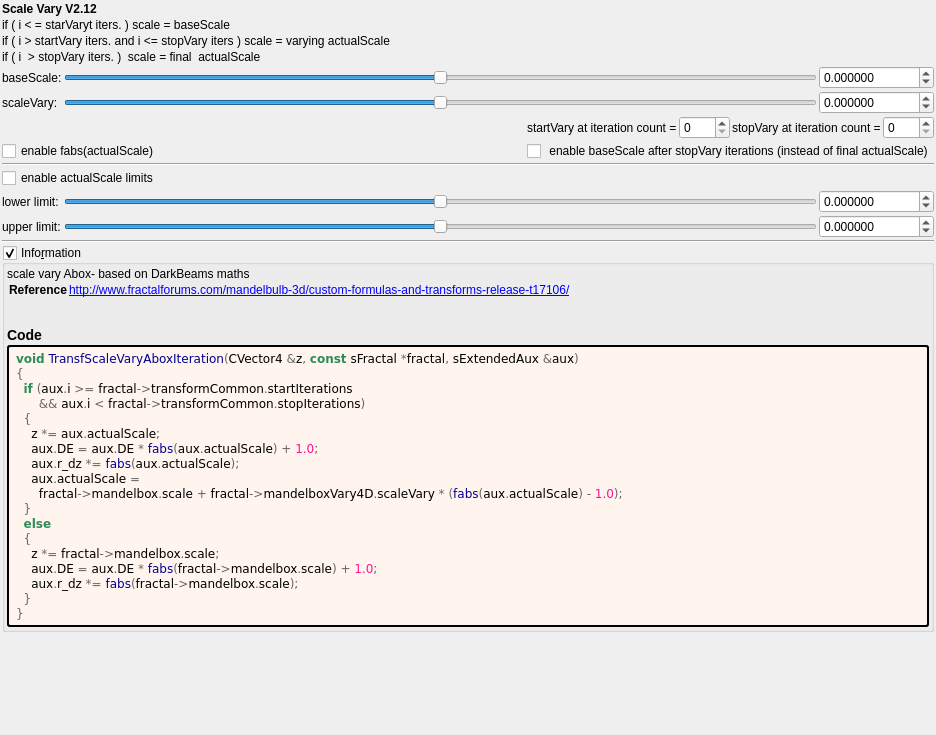
The window that mandelbulber2/formula/ui/fractal_transf_scale_vary_v212.ui (buddhi1980/mandelbulber2) describes before a commit, drawn with Qt 5.
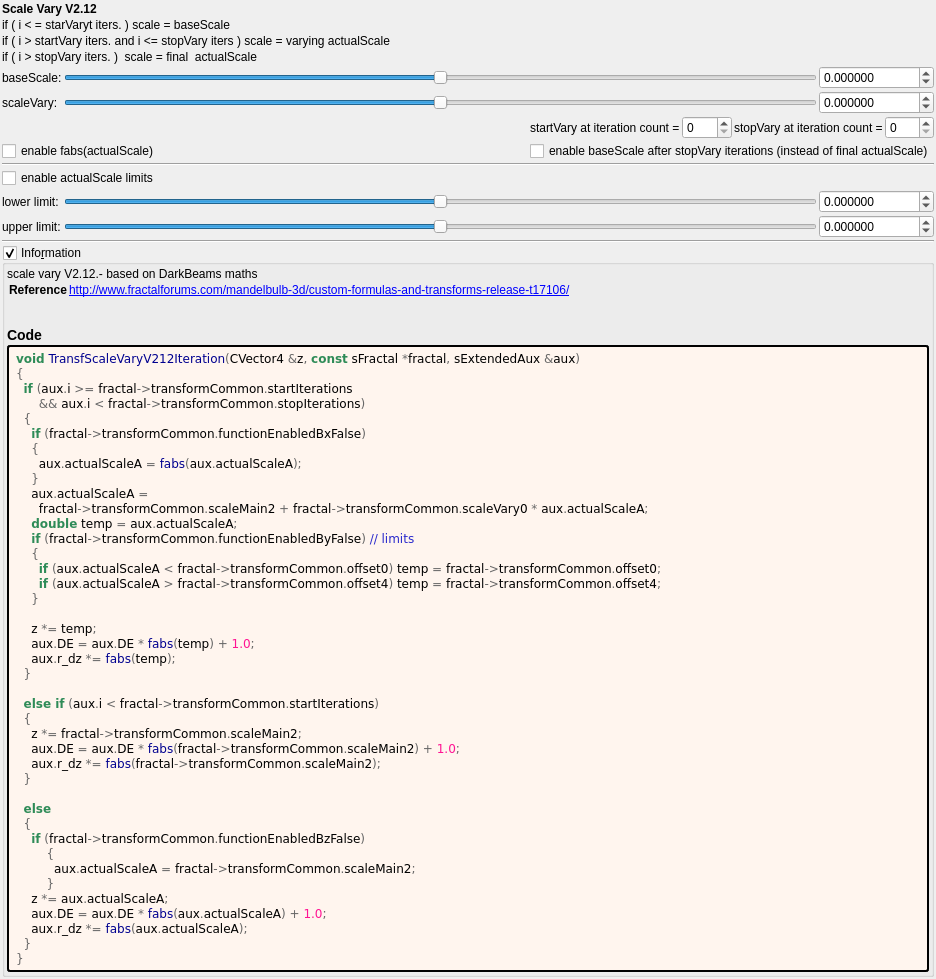
The same window after the commit. Custom widgets are drawn as their Qt base class.

```diff
--- a/mandelbulber2/formula/ui/fractal_transf_scale_vary_v212.ui
+++ b/mandelbulber2/formula/ui/fractal_transf_scale_vary_v212.ui
@@ -192,7 +192,7 @@
          <item row="2" column="2" colspan="4">
           <widget class="QCheckBox" name="checkBox_transf_function_enabledBz_false">
            <property name="text">
-            <string> enable baseScale after stopVary iterations (instead of final actualScale)</string>
+            <string>enable baseScale after stopVary iterations (instead of final actualScale)</string>
            </property>
           </widget>
          </item>
@@ -393,7 +393,7 @@
      <item row="3" column="0" colspan="3">
       <widget class="QLabel" name="label_157">
        <property name="text">
-        <string>if ( i  &gt; stopVary iters. )  scale = final  actualScale</string>
+        <string>if ( i &gt; stopVary iters. )  scale = final  actualScale</string>
        </property>
       </widget>
      </item>
@@ -442,7 +442,7 @@
       <item>
        <widget class="QLabel" name="label_information_general">
         <property name="text">
-         <string notr="true">&lt;p&gt;scale vary Abox- based on DarkBeams maths&lt;/p&gt;&lt;table&gt;
+		 <string notr="true">&lt;p&gt;scale vary V2.12.- based on DarkBeams maths&lt;/p&gt;&lt;table&gt;
 &lt;tr&gt;&lt;th&gt;Reference&lt;/th&gt;&lt;td&gt;&lt;a href=&quot;http://www.fractalforums.com/mandelbulb-3d/custom-formulas-and-transforms-release-t17106/&quot;&gt;http://www.fractalforums.com/mandelbulb-3d/custom-formulas-and-transforms-release-t17106/&lt;br&gt;
 &lt;/td&gt;&lt;/tr&gt;
 &lt;/table&gt;
@@ -466,22 +466,45 @@
         </property>
         <property name="text">
          <string notr="true">&lt;body style=&quot;background-color:#fff5ee&quot;&gt;
-&lt;pre style=&quot;color:#000000; background-color:#fff5ee;  font-family:'Courier New',monospace;&quot;&gt;&lt;span style=&quot;color:#2e8b57; font-weight:bold&quot;&gt;void&lt;/span&gt; &lt;span style=&quot;color:#00008f&quot;&gt;TransfScaleVaryAboxIteration&lt;/span&gt;&lt;span style=&quot;color:#676767&quot;&gt;(&lt;/span&gt;CVector4 &lt;span style=&quot;color:#676767&quot;&gt;&amp;amp;&lt;/span&gt;z&lt;span style=&quot;color:#676767&quot;&gt;,&lt;/span&gt; &lt;span style=&quot;color:#2e8b57; font-weight:bold&quot;&gt;const&lt;/span&gt; sFractal &lt;span style=&quot;color:#676767&quot;&gt;*&lt;/span&gt;fractal&lt;span style=&quot;color:#676767&quot;&gt;,&lt;/span&gt; sExtendedAux &lt;span style=&quot;color:#676767&quot;&gt;&amp;amp;&lt;/span&gt;aux&lt;span style=&quot;color:#676767&quot;&gt;)&lt;/span&gt;
+&lt;pre style=&quot;color:#000000; background-color:#fff5ee;  font-family:'Courier New',monospace;&quot;&gt;&lt;span style=&quot;color:#2e8b57; font-weight:bold&quot;&gt;void&lt;/span&gt; &lt;span style=&quot;color:#00008f&quot;&gt;TransfScaleVaryV212Iteration&lt;/span&gt;&lt;span style=&quot;color:#676767&quot;&gt;(&lt;/span&gt;CVector4 &lt;span style=&quot;color:#676767&quot;&gt;&amp;amp;&lt;/span&gt;z&lt;span style=&quot;color:#676767&quot;&gt;,&lt;/span&gt; &lt;span style=&quot;color:#2e8b57; font-weight:bold&quot;&gt;const&lt;/span&gt; sFractal &lt;span style=&quot;color:#676767&quot;&gt;*&lt;/span&gt;fractal&lt;span style=&quot;color:#676767&quot;&gt;,&lt;/span&gt; sExtendedAux &lt;span style=&quot;color:#676767&quot;&gt;&amp;amp;&lt;/span&gt;aux&lt;span style=&quot;color:#676767&quot;&gt;)&lt;/span&gt;
 &lt;span style=&quot;color:#676767&quot;&gt;{&lt;/span&gt;
   &lt;span style=&quot;color:#2e8b57; font-weight:bold&quot;&gt;if&lt;/span&gt; &lt;span style=&quot;color:#676767&quot;&gt;(&lt;/span&gt;aux&lt;span style=&quot;color:#676767&quot;&gt;.&lt;/span&gt;i &lt;span style=&quot;color:#676767&quot;&gt;&amp;gt;=&lt;/span&gt; fractal&lt;span style=&quot;color:#676767&quot;&gt;-&amp;gt;&lt;/span&gt;transformCommon&lt;span style=&quot;color:#676767&quot;&gt;.&lt;/span&gt;startIterations
       &lt;span style=&quot;color:#676767&quot;&gt;&amp;amp;&amp;amp;&lt;/span&gt; aux&lt;span style=&quot;color:#676767&quot;&gt;.&lt;/span&gt;i &lt;span style=&quot;color:#676767&quot;&gt;&amp;lt;&lt;/span&gt; fractal&lt;span style=&quot;color:#676767&quot;&gt;-&amp;gt;&lt;/span&gt;transformCommon&lt;span style=&quot;color:#676767&quot;&gt;.&lt;/span&gt;stopIterations&lt;span style=&quot;color:#676767&quot;&gt;)&lt;/span&gt;
   &lt;span style=&quot;color:#676767&quot;&gt;{&lt;/span&gt;
-    z &lt;span style=&quot;color:#676767&quot;&gt;*=&lt;/span&gt; aux&lt;span style=&quot;color:#676767&quot;&gt;.&lt;/span&gt;actualScale&lt;span style=&quot;color:#676767&quot;&gt;;&lt;/span&gt;
-    aux&lt;span style=&quot;color:#676767&quot;&gt;.&lt;/span&gt;DE &lt;span style=&quot;color:#676767&quot;&gt;=&lt;/span&gt; aux&lt;span style=&quot;color:#676767&quot;&gt;.&lt;/span&gt;DE &lt;span style=&quot;color:#676767&quot;&gt;*&lt;/span&gt; &lt;span style=&quot;color:#00008f&quot;&gt;fabs&lt;/span&gt;&lt;span style=&quot;color:#676767&quot;&gt;(&lt;/span&gt;aux&lt;span style=&quot;color:#676767&quot;&gt;.&lt;/span&gt;actualScale&lt;span style=&quot;color:#676767&quot;&gt;) +&lt;/span&gt; &lt;span style=&quot;color:#ff1493&quot;&gt;1.0&lt;/span&gt;&lt;span style=&quot;color:#676767&quot;&gt;;&lt;/span&gt;
-    aux&lt;span style=&quot;color:#676767&quot;&gt;.&lt;/span&gt;r_dz &lt;span style=&quot;color:#676767&quot;&gt;*=&lt;/span&gt; &lt;span style=&quot;color:#00008f&quot;&gt;fabs&lt;/span&gt;&lt;span style=&quot;color:#676767&quot;&gt;(&lt;/span&gt;aux&lt;span style=&quot;color:#676767&quot;&gt;.&lt;/span&gt;actualScale&lt;span style=&quot;color:#676767&quot;&gt;);&lt;/span&gt;
-    aux&lt;span style=&quot;color:#676767&quot;&gt;.&lt;/span&gt;actualScale &lt;span style=&quot;color:#676767&quot;&gt;=&lt;/span&gt;
-      fractal&lt;span style=&quot;color:#676767&quot;&gt;-&amp;gt;&lt;/span&gt;mandelbox&lt;span style=&quot;color:#676767&quot;&gt;.&lt;/span&gt;scale &lt;span style=&quot;color:#676767&quot;&gt;+&lt;/span&gt; fractal&lt;span style=&quot;color:#676767&quot;&gt;-&amp;gt;&lt;/span&gt;mandelboxVary4D&lt;span style=&quot;color:#676767&quot;&gt;.&lt;/span&gt;scaleVary &lt;span style=&quot;color:#676767&quot;&gt;* (&lt;/span&gt;&lt;span style=&quot;color:#00008f&quot;&gt;fabs&lt;/span&gt;&lt;span style=&quot;color:#676767&quot;&gt;(&lt;/span&gt;aux&lt;span style=&quot;color:#676767&quot;&gt;.&lt;/span&gt;actualScale&lt;span style=&quot;color:#676767&quot;&gt;) -&lt;/span&gt; &lt;span style=&quot;color:#ff1493&quot;&gt;1.0&lt;/span&gt;&lt;span style=&quot;color:#676767&quot;&gt;);&lt;/span&gt;
+    &lt;span style=&quot;color:#2e8b57; font-weight:bold&quot;&gt;if&lt;/span&gt; &lt;span style=&quot;color:#676767&quot;&gt;(&lt;/span&gt;fractal&lt;span style=&quot;color:#676767&quot;&gt;-&amp;gt;&lt;/span&gt;transformCommon&lt;span style=&quot;color:#676767&quot;&gt;.&lt;/span&gt;functionEnabledBxFalse&lt;span style=&quot;color:#676767&quot;&gt;)&lt;/span&gt;
+    &lt;span style=&quot;color:#676767&quot;&gt;{&lt;/span&gt;
+      aux&lt;span style=&quot;color:#676767&quot;&gt;.&lt;/span&gt;actualScaleA &lt;span style=&quot;color:#676767&quot;&gt;=&lt;/span&gt; &lt;span style=&quot;color:#00008f&quot;&gt;fabs&lt;/span&gt;&lt;span style=&quot;color:#676767&quot;&gt;(&lt;/span&gt;aux&lt;span style=&quot;color:#676767&quot;&gt;.&lt;/span&gt;actualScaleA&lt;span style=&quot;color:#676767&quot;&gt;);&lt;/span&gt;
+    &lt;span style=&quot;color:#676767&quot;&gt;}&lt;/span&gt;
+    aux&lt;span style=&quot;color:#676767&quot;&gt;.&lt;/span&gt;actualScaleA &lt;span style=&quot;color:#676767&quot;&gt;=&lt;/span&gt;
+      fractal&lt;span style=&quot;color:#676767&quot;&gt;-&amp;gt;&lt;/span&gt;transformCommon&lt;span style=&quot;color:#676767&quot;&gt;.&lt;/span&gt;scaleMain2 &lt;span style=&quot;color:#676767&quot;&gt;+&lt;/span&gt; fractal&lt;span style=&quot;color:#676767&quot;&gt;-&amp;gt;&lt;/span&gt;transformCommon&lt;span style=&quot;color:#676767&quot;&gt;.&lt;/span&gt;scaleVary0 &lt;span style=&quot;color:#676767&quot;&gt;*&lt;/span&gt; aux&lt;span style=&quot;color:#676767&quot;&gt;.&lt;/span&gt;actualScaleA&lt;span style=&quot;color:#676767&quot;&gt;;&lt;/span&gt;
+    &lt;span style=&quot;color:#2e8b57; font-weight:bold&quot;&gt;double&lt;/span&gt; temp &lt;span style=&quot;color:#676767&quot;&gt;=&lt;/span&gt; aux&lt;span style=&quot;color:#676767&quot;&gt;.&lt;/span&gt;actualScaleA&lt;span style=&quot;color:#676767&quot;&gt;;&lt;/span&gt;
+    &lt;span style=&quot;color:#2e8b57; font-weight:bold&quot;&gt;if&lt;/span&gt; &lt;span style=&quot;color:#676767&quot;&gt;(&lt;/span&gt;fractal&lt;span style=&quot;color:#676767&quot;&gt;-&amp;gt;&lt;/span&gt;transformCommon&lt;span style=&quot;color:#676767&quot;&gt;.&lt;/span&gt;functionEnabledByFalse&lt;span style=&quot;color:#676767&quot;&gt;)&lt;/span&gt; &lt;span style=&quot;color:#2929cc&quot;&gt;// limits&lt;/span&gt;
+    &lt;span style=&quot;color:#676767&quot;&gt;{&lt;/span&gt;
+      &lt;span style=&quot;color:#2e8b57; font-weight:bold&quot;&gt;if&lt;/span&gt; &lt;span style=&quot;color:#676767&quot;&gt;(&lt;/span&gt;aux&lt;span style=&quot;color:#676767&quot;&gt;.&lt;/span&gt;actualScaleA &lt;span style=&quot;color:#676767&quot;&gt;&amp;lt;&lt;/span&gt; fractal&lt;span style=&quot;color:#676767&quot;&gt;-&amp;gt;&lt;/span&gt;transformCommon&lt;span style=&quot;color:#676767&quot;&gt;.&lt;/span&gt;offset0&lt;span style=&quot;color:#676767&quot;&gt;)&lt;/span&gt; temp &lt;span style=&quot;color:#676767&quot;&gt;=&lt;/span&gt; fractal&lt;span style=&quot;color:#676767&quot;&gt;-&amp;gt;&lt;/span&gt;transformCommon&lt;span style=&quot;color:#676767&quot;&gt;.&lt;/span&gt;offset0&lt;span style=&quot;color:#676767&quot;&gt;;&lt;/span&gt;
+      &lt;span style=&quot;color:#2e8b57; font-weight:bold&quot;&gt;if&lt;/span&gt; &lt;span style=&quot;color:#676767&quot;&gt;(&lt;/span&gt;aux&lt;span style=&quot;color:#676767&quot;&gt;.&lt;/span&gt;actualScaleA &lt;span style=&quot;color:#676767&quot;&gt;&amp;gt;&lt;/span&gt; fractal&lt;span style=&quot;color:#676767&quot;&gt;-&amp;gt;&lt;/span&gt;transformCommon&lt;span style=&quot;color:#676767&quot;&gt;.&lt;/span&gt;offset4&lt;span style=&quot;color:#676767&quot;&gt;)&lt;/span&gt; temp &lt;span style=&quot;color:#676767&quot;&gt;=&lt;/span&gt; fractal&lt;span style=&quot;color:#676767&quot;&gt;-&amp;gt;&lt;/span&gt;transformCommon&lt;span style=&quot;color:#676767&quot;&gt;.&lt;/span&gt;offset4&lt;span style=&quot;color:#676767&quot;&gt;;&lt;/span&gt;
+    &lt;span style=&quot;color:#676767&quot;&gt;}&lt;/span&gt;
+
+    z &lt;span style=&quot;color:#676767&quot;&gt;*=&lt;/span&gt; temp&lt;span style=&quot;color:#676767&quot;&gt;;&lt;/span&gt;
+    aux&lt;span style=&quot;color:#676767&quot;&gt;.&lt;/span&gt;DE &lt;span style=&quot;color:#676767&quot;&gt;=&lt;/span&gt; aux&lt;span style=&quot;color:#676767&quot;&gt;.&lt;/span&gt;DE &lt;span style=&quot;color:#676767&quot;&gt;*&lt;/span&gt; &lt;span style=&quot;color:#00008f&quot;&gt;fabs&lt;/span&gt;&lt;span style=&quot;color:#676767&quot;&gt;(&lt;/span&gt;temp&lt;span style=&quot;color:#676767&quot;&gt;) +&lt;/span&gt; &lt;span style=&quot;color:#ff1493&quot;&gt;1.0&lt;/span&gt;&lt;span style=&quot;color:#676767&quot;&gt;;&lt;/span&gt;
+    aux&lt;span style=&quot;color:#676767&quot;&gt;.&lt;/span&gt;r_dz &lt;span style=&quot;color:#676767&quot;&gt;*=&lt;/span&gt; &lt;span style=&quot;color:#00008f&quot;&gt;fabs&lt;/span&gt;&lt;span style=&quot;color:#676767&quot;&gt;(&lt;/span&gt;temp&lt;span style=&quot;color:#676767&quot;&gt;);&lt;/span&gt;
   &lt;span style=&quot;color:#676767&quot;&gt;}&lt;/span&gt;
+
+  &lt;span style=&quot;color:#2e8b57; font-weight:bold&quot;&gt;else if&lt;/span&gt; &lt;span style=&quot;color:#676767&quot;&gt;(&lt;/span&gt;aux&lt;span style=&quot;color:#676767&quot;&gt;.&lt;/span&gt;i &lt;span style=&quot;color:#676767&quot;&gt;&amp;lt;&lt;/span&gt; fractal&lt;span style=&quot;color:#676767&quot;&gt;-&amp;gt;&lt;/span&gt;transformCommon&lt;span style=&quot;color:#676767&quot;&gt;.&lt;/span&gt;startIterations&lt;span style=&quot;color:#676767&quot;&gt;)&lt;/span&gt;
+  &lt;span style=&quot;color:#676767&quot;&gt;{&lt;/span&gt;
+    z &lt;span style=&quot;color:#676767&quot;&gt;*=&lt;/span&gt; fractal&lt;span style=&quot;color:#676767&quot;&gt;-&amp;gt;&lt;/span&gt;transformCommon&lt;span style=&quot;color:#676767&quot;&gt;.&lt;/span&gt;scaleMain2&lt;span style=&quot;color:#676767&quot;&gt;;&lt;/span&gt;
+    aux&lt;span style=&quot;color:#676767&quot;&gt;.&lt;/span&gt;DE &lt;span style=&quot;color:#676767&quot;&gt;=&lt;/span&gt; aux&lt;span style=&quot;color:#676767&quot;&gt;.&lt;/span&gt;DE &lt;span style=&quot;color:#676767&quot;&gt;*&lt;/span&gt; &lt;span style=&quot;color:#00008f&quot;&gt;fabs&lt;/span&gt;&lt;span style=&quot;color:#676767&quot;&gt;(&lt;/span&gt;fractal&lt;span style=&quot;color:#676767&quot;&gt;-&amp;gt;&lt;/span&gt;transformCommon&lt;span style=&quot;color:#676767&quot;&gt;.&lt;/span&gt;scaleMain2&lt;span style=&quot;color:#676767&quot;&gt;) +&lt;/span&gt; &lt;span style=&quot;color:#ff1493&quot;&gt;1.0&lt;/span&gt;&lt;span style=&quot;color:#676767&quot;&gt;;&lt;/span&gt;
+    aux&lt;span style=&quot;color:#676767&quot;&gt;.&lt;/span&gt;r_dz &lt;span style=&quot;color:#676767&quot;&gt;*=&lt;/span&gt; &lt;span style=&quot;color:#00008f&quot;&gt;fabs&lt;/span&gt;&lt;span style=&quot;color:#676767&quot;&gt;(&lt;/span&gt;fractal&lt;span style=&quot;color:#676767&quot;&gt;-&amp;gt;&lt;/span&gt;transformCommon&lt;span style=&quot;color:#676767&quot;&gt;.&lt;/span&gt;scaleMain2&lt;span style=&quot;color:#676767&quot;&gt;);&lt;/span&gt;
+  &lt;span style=&quot;color:#676767&quot;&gt;}&lt;/span&gt;
+
   &lt;span style=&quot;color:#2e8b57; font-weight:bold&quot;&gt;else&lt;/span&gt;
   &lt;span style=&quot;color:#676767&quot;&gt;{&lt;/span&gt;
-    z &lt;span style=&quot;color:#676767&quot;&gt;*=&lt;/span&gt; fractal&lt;span style=&quot;color:#676767&quot;&gt;-&amp;gt;&lt;/span&gt;mandelbox&lt;span style=&quot;color:#676767&quot;&gt;.&lt;/span&gt;scale&lt;span style=&quot;color:#676767&quot;&gt;;&lt;/span&gt;
-    aux&lt;span style=&quot;color:#676767&quot;&gt;.&lt;/span&gt;DE &lt;span style=&quot;color:#676767&quot;&gt;=&lt;/span&gt; aux&lt;span style=&quot;color:#676767&quot;&gt;.&lt;/span&gt;DE &lt;span style=&quot;color:#676767&quot;&gt;*&lt;/span&gt; &lt;span style=&quot;color:#00008f&quot;&gt;fabs&lt;/span&gt;&lt;span style=&quot;color:#676767&quot;&gt;(&lt;/span&gt;fractal&lt;span style=&quot;color:#676767&quot;&gt;-&amp;gt;&lt;/span&gt;mandelbox&lt;span style=&quot;color:#676767&quot;&gt;.&lt;/span&gt;scale&lt;span style=&quot;color:#676767&quot;&gt;) +&lt;/span&gt; &lt;span style=&quot;color:#ff1493&quot;&gt;1.0&lt;/span&gt;&lt;span style=&quot;color:#676767&quot;&gt;;&lt;/span&gt;
-    aux&lt;span style=&quot;color:#676767&quot;&gt;.&lt;/span&gt;r_dz &lt;span style=&quot;color:#676767&quot;&gt;*=&lt;/span&gt; &lt;span style=&quot;color:#00008f&quot;&gt;fabs&lt;/span&gt;&lt;span style=&quot;color:#676767&quot;&gt;(&lt;/span&gt;fractal&lt;span style=&quot;color:#676767&quot;&gt;-&amp;gt;&lt;/span&gt;mandelbox&lt;span style=&quot;color:#676767&quot;&gt;.&lt;/span&gt;scale&lt;span style=&quot;color:#676767&quot;&gt;);&lt;/span&gt;
+    &lt;span style=&quot;color:#2e8b57; font-weight:bold&quot;&gt;if&lt;/span&gt; &lt;span style=&quot;color:#676767&quot;&gt;(&lt;/span&gt;fractal&lt;span style=&quot;color:#676767&quot;&gt;-&amp;gt;&lt;/span&gt;transformCommon&lt;span style=&quot;color:#676767&quot;&gt;.&lt;/span&gt;functionEnabledBzFalse&lt;span style=&quot;color:#676767&quot;&gt;)&lt;/span&gt;
+        &lt;span style=&quot;color:#676767&quot;&gt;{&lt;/span&gt;
+          aux&lt;span style=&quot;color:#676767&quot;&gt;.&lt;/span&gt;actualScaleA &lt;span style=&quot;color:#676767&quot;&gt;=&lt;/span&gt; fractal&lt;span style=&quot;color:#676767&quot;&gt;-&amp;gt;&lt;/span&gt;transformCommon&lt;span style=&quot;color:#676767&quot;&gt;.&lt;/span&gt;scaleMain2&lt;span style=&quot;color:#676767&quot;&gt;;&lt;/span&gt;
+        &lt;span style=&quot;color:#676767&quot;&gt;}&lt;/span&gt;
+    z &lt;span style=&quot;color:#676767&quot;&gt;*=&lt;/span&gt; aux&lt;span style=&quot;color:#676767&quot;&gt;.&lt;/span&gt;actualScaleA&lt;span style=&quot;color:#676767&quot;&gt;;&lt;/span&gt;
+    aux&lt;span style=&quot;color:#676767&quot;&gt;.&lt;/span&gt;DE &lt;span style=&quot;color:#676767&quot;&gt;=&lt;/span&gt; aux&lt;span style=&quot;color:#676767&quot;&gt;.&lt;/span&gt;DE &lt;span style=&quot;color:#676767&quot;&gt;*&lt;/span&gt; &lt;span style=&quot;color:#00008f&quot;&gt;fabs&lt;/span&gt;&lt;span style=&quot;color:#676767&quot;&gt;(&lt;/span&gt;aux&lt;span style=&quot;color:#676767&quot;&gt;.&lt;/span&gt;actualScaleA&lt;span style=&quot;color:#676767&quot;&gt;) +&lt;/span&gt; &lt;span style=&quot;color:#ff1493&quot;&gt;1.0&lt;/span&gt;&lt;span style=&quot;color:#676767&quot;&gt;;&lt;/span&gt;
+    aux&lt;span style=&quot;color:#676767&quot;&gt;.&lt;/span&gt;r_dz &lt;span style=&quot;color:#676767&quot;&gt;*=&lt;/span&gt; &lt;span style=&quot;color:#00008f&quot;&gt;fabs&lt;/span&gt;&lt;span style=&quot;color:#676767&quot;&gt;(&lt;/span&gt;aux&lt;span style=&quot;color:#676767&quot;&gt;.&lt;/span&gt;actualScaleA&lt;span style=&quot;color:#676767&quot;&gt;);&lt;/span&gt;
   &lt;span style=&quot;color:#676767&quot;&gt;}&lt;/span&gt;
 &lt;span style=&quot;color:#676767&quot;&gt;}&lt;/span&gt;
 &lt;/pre&gt;
```
Left out of the diff: 14 changed lines with no effect on the pictures. Lines whose indentation alone changed are shown as unchanged.
